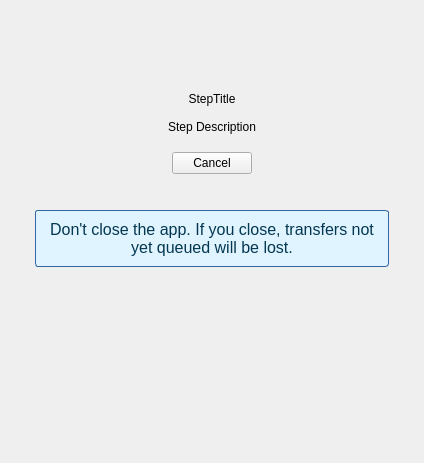
jcassette/megasync-appimage, file src/MEGASync/gui/macx/ScanningWidget.ui: the form before one commit.
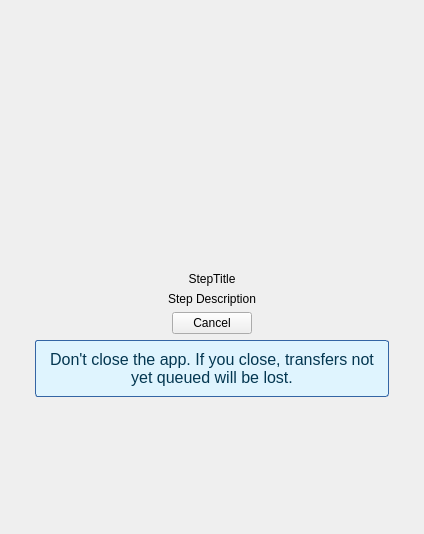
The form after the commit.

```diff
--- a/src/MEGASync/gui/macx/ScanningWidget.ui
+++ b/src/MEGASync/gui/macx/ScanningWidget.ui
@@ -7,7 +7,7 @@
     <x>0</x>
     <y>0</y>
     <width>424</width>
-    <height>463</height>
+    <height>534</height>
    </rect>
   </property>
   <property name="windowTitle">
@@ -20,12 +20,12 @@
       <enum>Qt::Vertical</enum>
      </property>
      <property name="sizeType">
-      <enum>QSizePolicy::Preferred</enum>
+      <enum>QSizePolicy::Expanding</enum>
      </property>
      <property name="sizeHint" stdset="0">
       <size>
        <width>20</width>
-       <height>50</height>
+       <height>25</height>
       </size>
      </property>
     </spacer>
@@ -47,6 +47,18 @@
      </item>
      <item>
       <widget class="QLabel" name="lAnimation">
+       <property name="sizePolicy">
+        <sizepolicy hsizetype="Preferred" vsizetype="Preferred">
+         <horstretch>0</horstretch>
+         <verstretch>0</verstretch>
+        </sizepolicy>
+       </property>
+       <property name="minimumSize">
+        <size>
+         <width>0</width>
+         <height>128</height>
+        </size>
+       </property>
        <property name="text">
         <string/>
        </property>
@@ -78,7 +90,7 @@
      <property name="sizeHint" stdset="0">
       <size>
        <width>20</width>
-       <height>5</height>
+       <height>0</height>
       </size>
      </property>
     </spacer>
@@ -104,7 +116,7 @@
      <property name="sizeHint" stdset="0">
       <size>
        <width>20</width>
-       <height>8</height>
+       <height>0</height>
       </size>
      </property>
     </spacer>
@@ -130,7 +142,7 @@
      <property name="sizeHint" stdset="0">
       <size>
        <width>20</width>
-       <height>12</height>
+       <height>0</height>
       </size>
      </property>
     </spacer>
@@ -181,12 +193,12 @@
       <enum>Qt::Vertical</enum>
      </property>
      <property name="sizeType">
-      <enum>QSizePolicy::Fixed</enum>
+      <enum>QSizePolicy::Preferred</enum>
      </property>
      <property name="sizeHint" stdset="0">
       <size>
        <width>20</width>
-       <height>30</height>
+       <height>0</height>
       </size>
      </property>
     </spacer>
@@ -270,10 +282,13 @@
      <property name="orientation">
       <enum>Qt::Vertical</enum>
      </property>
+     <property name="sizeType">
+      <enum>QSizePolicy::Expanding</enum>
+     </property>
      <property name="sizeHint" stdset="0">
       <size>
        <width>20</width>
-       <height>107</height>
+       <height>60</height>
       </size>
      </property>
     </spacer>
```
